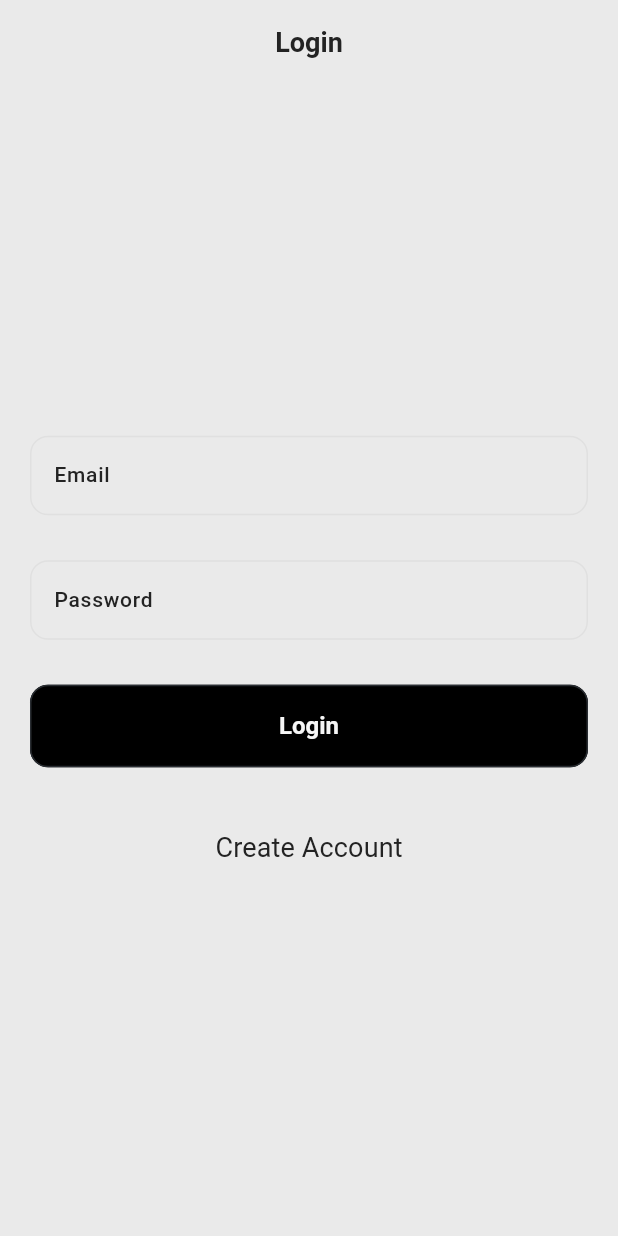
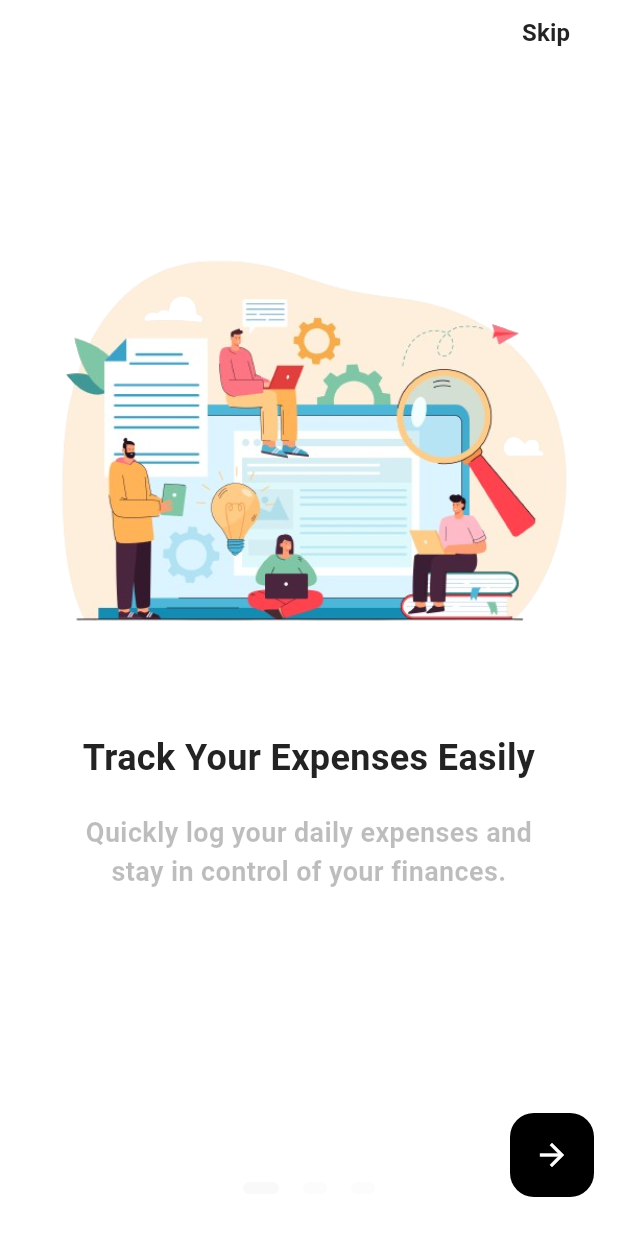
Before and after one commit to Shahab-Malikk/trackIt, a Flutter app: the screen it shows after launch, on a phone screen of 412 x 824 dp. Run offline on Flutter 3.47's test engine with Material 3 defaults, Android fonts, the phone set to English and light mode, and no system bars; drawn by our look-alikes of flutter_onboarding_slider; our stand-ins replace cloud_firestore, firebase_auth, firebase_core, flutter_screenutil, transparent_image; accounts and stored records are empty; Roboto replaces fonts that are missing (Poppins).

Commit message:
Added OnBoarding screens

```diff
--- a/lib/main.dart
+++ b/lib/main.dart
@@ -1,5 +1,6 @@
 import 'package:expense_tracker/firebase_options.dart';
 import 'package:expense_tracker/models/financial_data.dart';
+import 'package:expense_tracker/screens/onboarding.dart';
 import 'package:expense_tracker/screens/splash.dart';
 import 'package:expense_tracker/theme/theme.dart';
 import 'package:firebase_core/firebase_core.dart';
--- /dev/null
+++ b/lib/screens/onboarding.dart
@@ -0,0 +1,179 @@
+import 'package:expense_tracker/screens/login.dart';
+import 'package:expense_tracker/screens/signup.dart';
+import 'package:expense_tracker/theme/colors.dart';
+import 'package:flutter/material.dart';
+import 'package:flutter_onboarding_slider/flutter_onboarding_slider.dart';
+
+class OnboardingScreen extends StatelessWidget {
+  const OnboardingScreen({super.key});
+
+  @override
+  Widget build(BuildContext context) {
+    return OnBoardingSlider(
+      finishButtonText: 'Register',
+      onFinish: () {
+        Navigator.push(
+          context,
+          MaterialPageRoute(
+            builder: (context) => const SignupScreen(),
+          ),
+        );
+      },
+      finishButtonStyle: const FinishButtonStyle(
+        backgroundColor: TColors.buttonPrimary,
+      ),
+      skipTextButton: const Text(
+        'Skip',
+        style: TextStyle(
+          fontSize: 16,
+          color: TColors.black,
+          fontWeight: FontWeight.w600,
+        ),
+      ),
+      trailing: const Text(
+        'Login',
+        style: TextStyle(
+          fontSize: 16,
+          color: TColors.black,
+          fontWeight: FontWeight.w600,
+        ),
+      ),
+      trailingFunction: () {
+        Navigator.pushReplacement(
+          context,
+          MaterialPageRoute(
+            builder: (context) => const LoginScreen(),
+          ),
+        );
+      },
+      controllerColor: TColors.lightGrey,
+      totalPage: 3,
+      headerBackgroundColor: Colors.white,
+      pageBackgroundColor: Colors.white,
+      background: [
+        Image.asset(
+          'assets/images/illustration1.png',
+          height: 500,
+          width: 400,
+        ),
+        Image.asset(
+          'assets/images/illustration2.png',
+          height: 400,
+          width: 400,
+        ),
+        Image.asset(
+          'assets/images/illustration3.png',
+          height: 400,
+          width: 400,
+        ),
+      ],
+      speed: 1.8,
+      pageBodies: [
+        Container(
+          alignment: Alignment.center,
+          padding: const EdgeInsets.symmetric(horizontal: 40, vertical: 100),
+          child: const Column(
+            mainAxisAlignment: MainAxisAlignment.center,
+            crossAxisAlignment: CrossAxisAlignment.center,
+            children: <Widget>[
+              const SizedBox(
+                height: 250,
+              ),
+              Text(
+                'Track Your Expenses Easily',
+                textAlign: TextAlign.center,
+                style: TextStyle(
+                  color: TColors.black,
+                  fontSize: 24.0,
+                  fontWeight: FontWeight.w600,
+                ),
+              ),
+              const SizedBox(
+                height: 20,
+              ),
+              const Text(
+                'Quickly log your daily expenses and stay in control of your finances.',
+                textAlign: TextAlign.center,
+                style: TextStyle(
+                  color: Colors.black26,
+                  fontSize: 18.0,
+                  fontWeight: FontWeight.w600,
+                ),
+              ),
+            ],
+          ),
+        ),
+        Container(
+          alignment: Alignment.center,
+          width: MediaQuery.of(context).size.width,
+          padding: const EdgeInsets.symmetric(horizontal: 40),
+          child: const Column(
+            mainAxisAlignment: MainAxisAlignment.start,
+            crossAxisAlignment: CrossAxisAlignment.center,
+            children: <Widget>[
+              const SizedBox(
+                height: 480,
+              ),
+              const Text(
+                'Visualize Your Spending',
+                textAlign: TextAlign.center,
+                style: TextStyle(
+                  color: TColors.black,
+                  fontSize: 24.0,
+                  fontWeight: FontWeight.w600,
+                ),
+              ),
+              const SizedBox(
+                height: 20,
+              ),
+              const Text(
+                'See where your money goes with clear charts and insights',
+                textAlign: TextAlign.center,
+                style: TextStyle(
+                  color: Colors.black26,
+                  fontSize: 18.0,
+                  fontWeight: FontWeight.w600,
+                ),
+              ),
+            ],
+          ),
+        ),
+        Container(
+          alignment: Alignment.center,
+          width: MediaQuery.of(context).size.width,
+          padding: const EdgeInsets.symmetric(horizontal: 40),
+          child: const Column(
+            mainAxisAlignment: MainAxisAlignment.start,
+            crossAxisAlignment: CrossAxisAlignment.center,
+            children: <Widget>[
+              const SizedBox(
+                height: 480,
+              ),
+              Text(
+                'Achieve Your Financial Goals',
+                textAlign: TextAlign.center,
+                style: TextStyle(
+                  color: TColors.black,
+                  fontSize: 24.0,
+                  fontWeight: FontWeight.w600,
+                ),
+              ),
+              const SizedBox(
+                height: 20,
+              ),
+              const Text(
+                'Set budgets and track your progress to reach your financial goals.',
+                textAlign: TextAlign.center,
+                style: TextStyle(
+                  color: Colors.black26,
+                  fontSize: 18.0,
+                  fontWeight: FontWeight.w600,
+                ),
+              ),
+            ],
+          ),
+        ),
+      ],
+    );
+  }
+}
--- a/lib/screens/splash.dart
+++ b/lib/screens/splash.dart
@@ -1,3 +1,4 @@
+import 'package:expense_tracker/screens/onboarding.dart';
 import 'package:expense_tracker/widgets/wrapper.dart';
 import 'package:flutter/material.dart';
 import 'package:flutter/services.dart';
--- a/lib/widgets/wrapper.dart
+++ b/lib/widgets/wrapper.dart
@@ -1,4 +1,5 @@
 import 'package:expense_tracker/screens/login.dart';
+import 'package:expense_tracker/screens/onboarding.dart';
 import 'package:expense_tracker/screens/tabs.dart';
 import 'package:firebase_auth/firebase_auth.dart';
 import 'package:flutter/material.dart';
@@ -12,7 +13,7 @@ class Wrapper extends StatelessWidget {
     if (user != null) {
       return Tabs();
     } else {
-      return LoginScreen();
+      return OnboardingScreen();
     }
   }
 }
--- a/pubspec.yaml
+++ b/pubspec.yaml
@@ -42,6 +42,7 @@ dependencies:
   firebase_auth: ^5.0.0
   transparent_image: ^2.0.1
   provider: ^6.1.2
+  flutter_onboarding_slider: ^1.0.11
 
 dev_dependencies:
   flutter_test:
@@ -68,6 +69,9 @@ flutter:
   assets:
     - assets/images/noData.png
     - assets/images/trackitLogo.png
+    - assets/images/illustration1.png
+    - assets/images/illustration2.png
+    - assets/images/illustration3.png
 
   # An image asset can refer to one or more resolution-specific "variants", see
   # https://flutter.dev/assets-and-images/#resolution-aware
```
Also changed, not shown: assets/images/illustration1.png (added), assets/images/illustration2.png (added), assets/images/illustration3.png (added), pubspec.lock.
